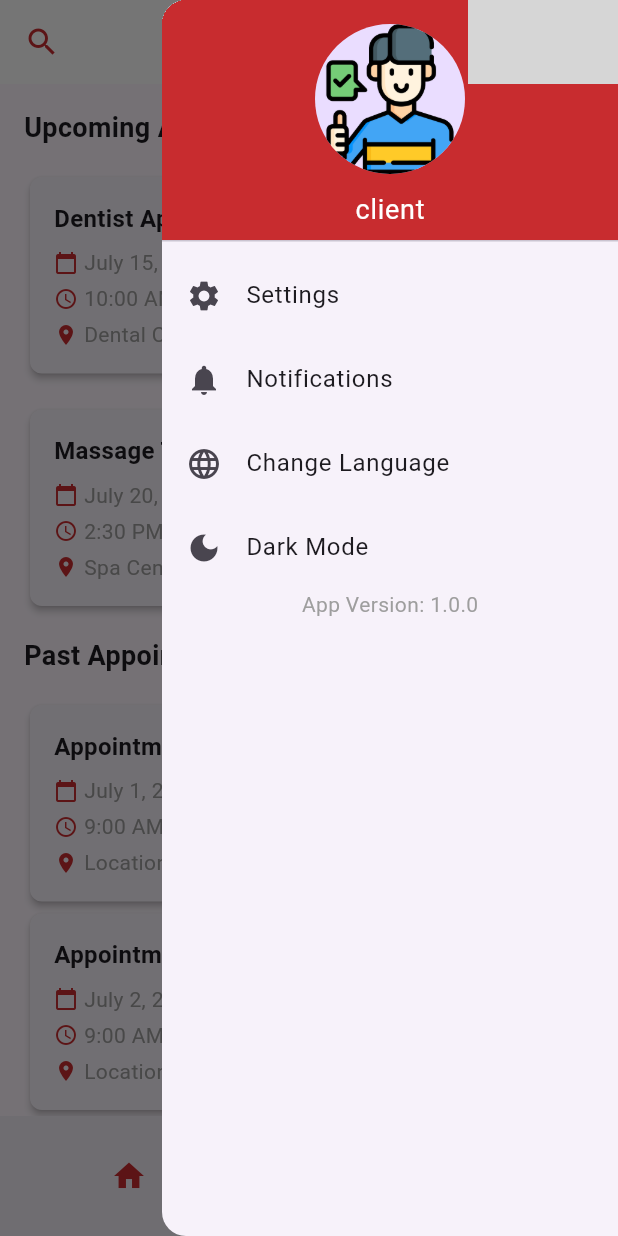
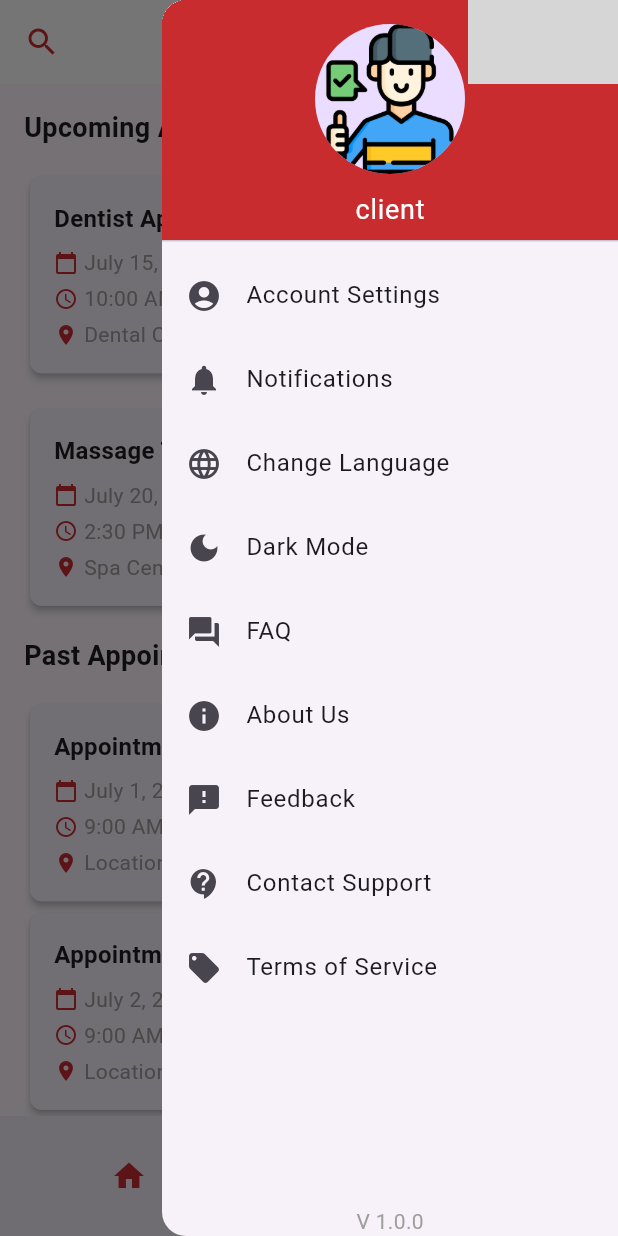
Before and after one commit to omarelhassani12/Appointify, a Flutter app: the ClientHomeScreen screen opened directly, with the side drawer open, on a phone screen of 412 x 824 dp. Run offline on Flutter 3.47's test engine with Material 3 defaults, Android fonts, the phone set to English and light mode, and no system bars; our stand-ins replace csc_picker, flutter_map, flutter_time_picker_spinner, fluttertoast, geocoding, geolocator and 2 more; missing offline and left inert: flutter_map_marker_cluster; grey boxes are pictures that could not be loaded.

Commit message:
fix and edit the enddrawer

```diff
--- a/lib/views/client/client_home_screen.dart
+++ b/lib/views/client/client_home_screen.dart
@@ -163,6 +163,9 @@ class _ClientHomeScreenState extends State<ClientHomeScreen> {
     return Scaffold(
       appBar: _buildAppBar(),
       endDrawer: Drawer(
+        child: Column(
+          children: [
+            Expanded(
               child: ListView(
                 padding: EdgeInsets.zero,
                 children: [
@@ -175,7 +178,8 @@ class _ClientHomeScreenState extends State<ClientHomeScreen> {
                       children: [
                         CircleAvatar(
                           radius: 50,
-                    backgroundImage: AssetImage('assets/images/client.png'),
+                          backgroundImage:
+                              AssetImage('assets/images/client.png'),
                         ),
                         SizedBox(height: 10),
                         Text(
@@ -189,10 +193,10 @@ class _ClientHomeScreenState extends State<ClientHomeScreen> {
                     ),
                   ),
                   ListTile(
-              leading: const Icon(Icons.settings),
-              title: const Text('Settings'),
+                    leading: const Icon(Icons.account_circle),
+                    title: const Text('Account Settings'),
                     onTap: () {
-                // Handle settings tap
+                      // Handle account settings tap
                     },
                   ),
                   ListTile(
@@ -216,11 +220,49 @@ class _ClientHomeScreenState extends State<ClientHomeScreen> {
                       // Handle dark mode toggle tap
                     },
                   ),
+                  ListTile(
+                    leading: const Icon(Icons.question_answer),
+                    title: const Text('FAQ'),
+                    onTap: () {
+                      // Handle settings tap
+                    },
+                  ),
+                  ListTile(
+                    leading: const Icon(Icons.info),
+                    title: const Text('About Us'),
+                    onTap: () {
+                      // Handle "About Us" tap
+                    },
+                  ),
+                  ListTile(
+                    leading: const Icon(Icons.feedback),
+                    title: const Text('Feedback'),
+                    onTap: () {
+                      // Handle feedback tap
+                    },
+                  ),
+                  ListTile(
+                    leading: const Icon(Icons.contact_support),
+                    title: const Text('Contact Support'),
+                    onTap: () {
+                      // Handle contact support tap
+                    },
+                  ),
+                  ListTile(
+                    leading: const Icon(Icons.local_offer),
+                    title: const Text('Terms of Service'),
+                    onTap: () {
+                      // Handle terms of service tap
+                    },
+                  ),
+                ],
+              ),
+            ),
             Container(
               padding: const EdgeInsets.symmetric(horizontal: 16),
               alignment: Alignment.bottomCenter,
               child: const Text(
-                'App Version: 1.0.0',
+                'V 1.0.0',
                 style: TextStyle(
                   fontSize: 14,
                   color: Colors.grey,
```
Lines whose indentation alone changed are shown as unchanged.
